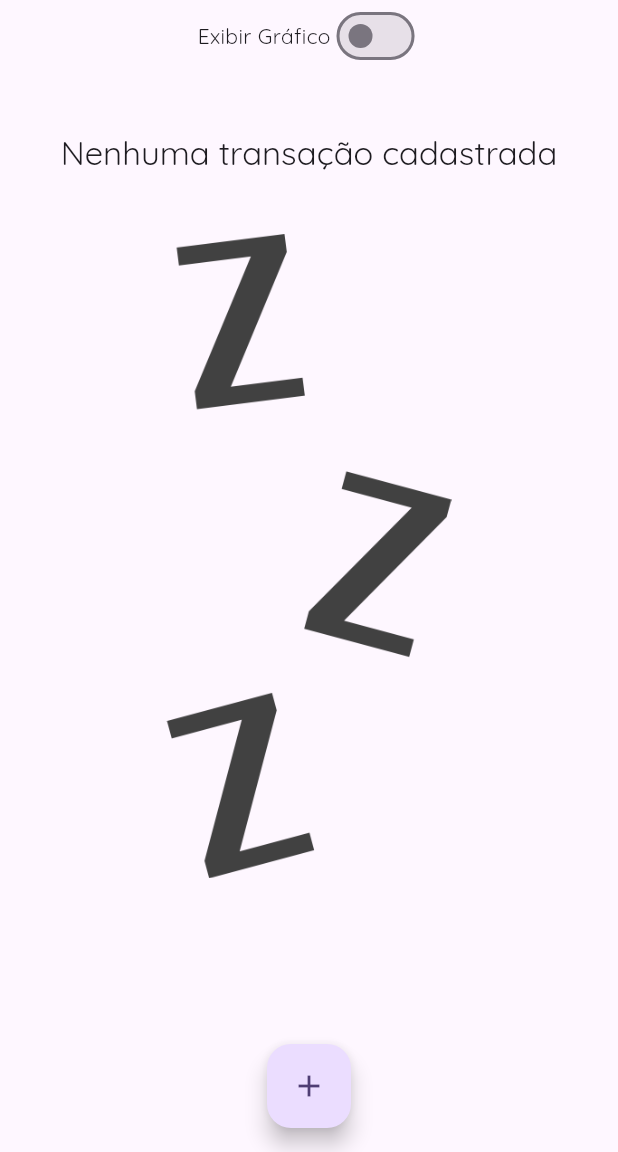
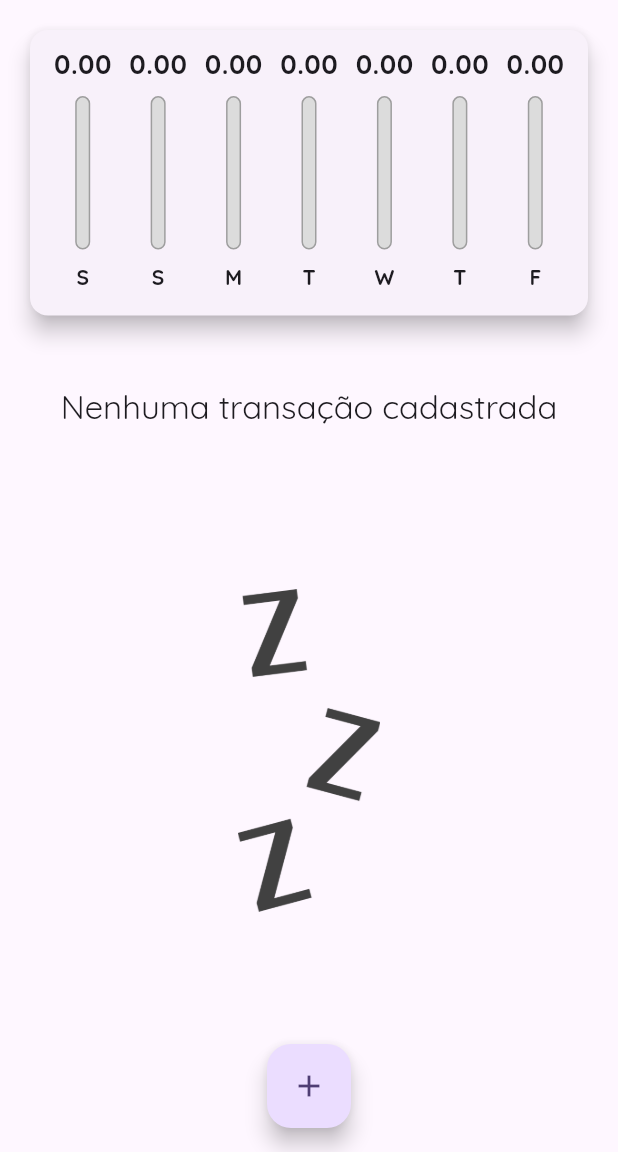
Before and after one commit to WagaoCarvalhoDev/personal_expenses, a Flutter app: the screen it shows after launch, after a tap on the "delete" icon, on a phone screen of 412 x 824 dp, the part 84-1236 px from its top. Run offline on Flutter 3.47's test engine with Material 2 defaults, Android fonts, the phone set to English and light mode, and no system bars.

Commit message:
refactor: orientation responsiveness

```diff
--- a/lib/components/transactions_list.dart
+++ b/lib/components/transactions_list.dart
@@ -12,19 +12,27 @@ class TransactionsList extends StatelessWidget {
   @override
   Widget build(BuildContext context) {
     return transactions.isEmpty
-        ? Column(
+        ? LayoutBuilder(
+            builder: (context, constraints) {
+              return Column(
                 children: [
                   Padding(
-                padding: const EdgeInsets.symmetric(vertical: 40),
+                    padding: EdgeInsets.only(
+                      top: constraints.maxHeight * 0.05,
+                      bottom: constraints.maxHeight * 0.20,
+                    ),
                     child: Text(
                       'Nenhuma transação cadastrada',
                       style: Theme.of(context).textTheme.titleLarge,
                     ),
                   ),
-              Expanded(
+                  SizedBox(
+                    height: constraints.maxHeight * 0.4,
                     child: Image.asset('assets/images/waiting.png'),
                   ),
                 ],
+              );
+            },
           )
         : ListView.builder(
             itemCount: transactions.length,
--- a/lib/home_page.dart
+++ b/lib/home_page.dart
@@ -60,6 +60,9 @@ class _MyHomePageState extends State<HomePage> {
 
   @override
   Widget build(BuildContext context) {
+    bool isLandscape =
+        MediaQuery.of(context).orientation == Orientation.landscape;
+
     final appBar = AppBar(
       backgroundColor: Theme.of(context).colorScheme.inversePrimary,
       title: Text(
@@ -86,6 +89,7 @@ class _MyHomePageState extends State<HomePage> {
         child: Column(
           crossAxisAlignment: CrossAxisAlignment.stretch,
           children: <Widget>[
+            if (isLandscape)
               Row(
                 mainAxisAlignment: MainAxisAlignment.center,
                 children: [
@@ -100,12 +104,12 @@ class _MyHomePageState extends State<HomePage> {
                   ),
                 ],
               ),
-            if (_showChart)
+            if (_showChart || !isLandscape)
               SizedBox(
-                height: availableHeight * 0.3,
+                height: availableHeight * (isLandscape ? 0.7 : 0.3),
                 child: Chart(recentTransaction: _recentTransaction),
               ),
-            if (!_showChart)
+            if (!_showChart || !isLandscape)
               SizedBox(
                 height: availableHeight * 0.7,
                 child: TransactionsList(
```
Lines whose indentation alone changed are shown as unchanged.
